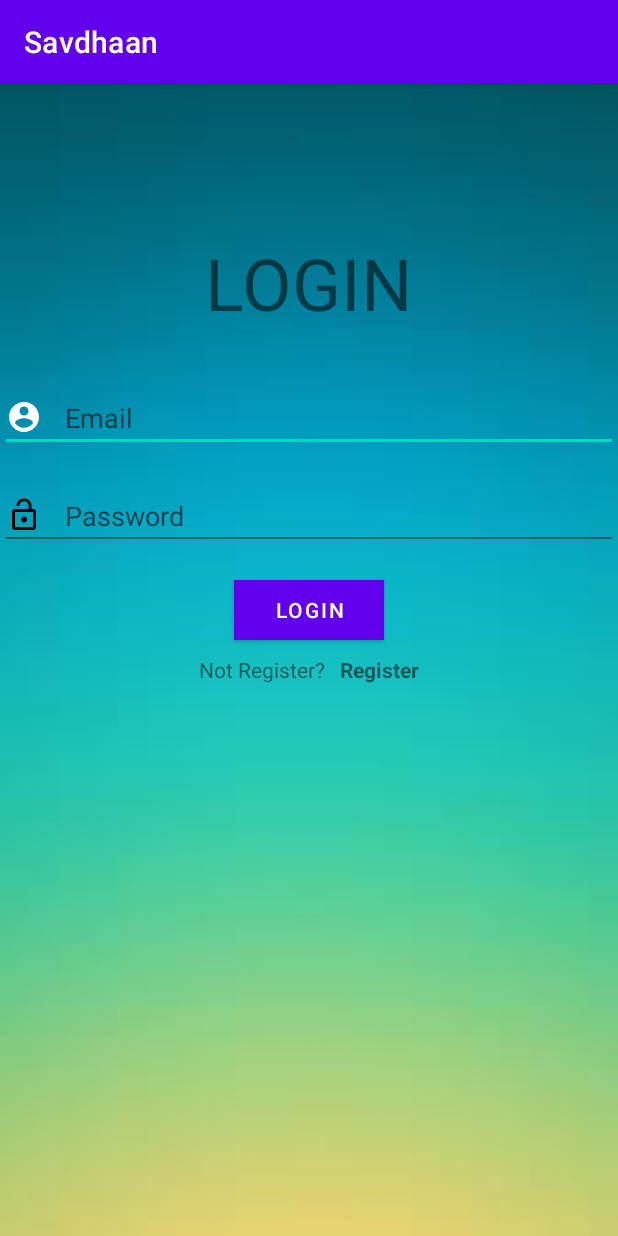
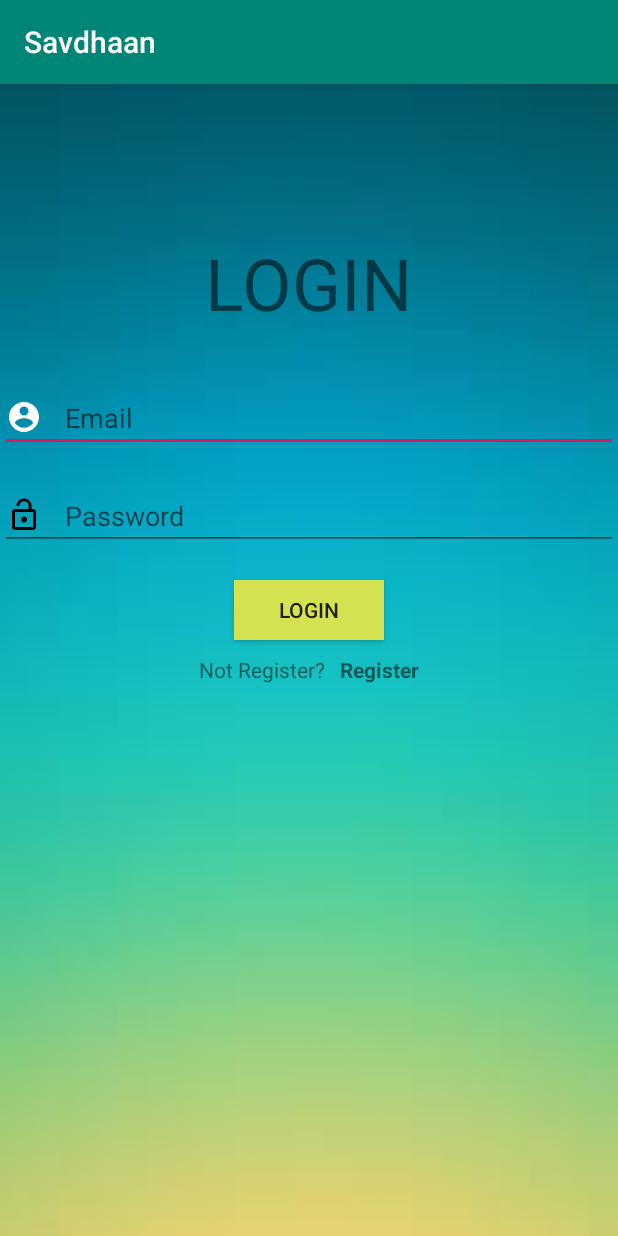
Before and after one commit to keshavjain235/Savdhaan, an Android app: the screen it shows after launch (LoginActivity), after a tap on "Login", on a phone screen of 412 x 824 dp. Run offline under Robolectric (Android 15) with nearby library versions, the phone set to English and light mode, and no system bars; our stand-ins replace Firebase (no records; nobody signed in at launch, a user with empty details on screens opened directly); 1 other tap on this screen came first.

Commit message:
minor updates

```diff
--- a/app/src/main/res/values-night/themes.xml
+++ b/app/src/main/res/values-night/themes.xml
@@ -1,16 +1,9 @@
 <resources xmlns:tools="http://schemas.android.com/tools">
     <!-- Base application theme. -->
-    <style name="Theme.Savdhaan" parent="Theme.MaterialComponents.DayNight.DarkActionBar">
-        <!-- Primary brand color. -->
-        <item name="colorPrimary">@color/purple_200</item>
-        <item name="colorPrimaryVariant">@color/purple_700</item>
-        <item name="colorOnPrimary">@color/black</item>
-        <!-- Secondary brand color. -->
-        <item name="colorSecondary">@color/teal_200</item>
-        <item name="colorSecondaryVariant">@color/teal_200</item>
-        <item name="colorOnSecondary">@color/black</item>
-        <!-- Status bar color. -->
-        <item name="android:statusBarColor" tools:targetApi="l">?attr/colorPrimaryVariant</item>
-        <!-- Customize your theme here. -->
+    <style name="Theme.Savdhaan.NoActionBar">
+        <item name="windowActionBar">false</item>
+        <item name="windowNoTitle">true</item>
+        <item name="android:statusBarColor">@android:color/transparent</item>
     </style>
+
 </resources>
--- a/app/src/main/res/values/colors.xml
+++ b/app/src/main/res/values/colors.xml
@@ -1,10 +1,17 @@
 <?xml version="1.0" encoding="utf-8"?>
 <resources>
-    <color name="purple_200">#FFBB86FC</color>
-    <color name="purple_500">#FF6200EE</color>
-    <color name="purple_700">#FF3700B3</color>
-    <color name="teal_200">#FF03DAC5</color>
-    <color name="teal_700">#FF018786</color>
-    <color name="black">#FF000000</color>
-    <color name="white">#FFFFFFFF</color>
+    <color name="colorPrimary">#008577</color>
+    <color name="colorPrimaryDark">#4A47A7</color>
+    <color name="colorAccent">#D81B60</color>
+    <color name="purple">#4A47A7</color>
+    <color name="address">#2f7092</color>
+    <color name="follower">#0d5d98</color>
+    <color name="headings">#3797cf</color>
+    <color name="solidCircle">#80ffffff</color>
+    <color name="circleBorder">#30ffffff</color>
+    <color name="gradEnd">#67efc8</color>
+    <color name="gradStart">#63c9ff</color>
+    <color name="followerbg">#65dce5</color>
+    <color name="followingbg">#49beff</color>
+    <color name="grey">#E5E5E5</color>
 </resources>
--- a/app/src/main/res/values/themes.xml
+++ b/app/src/main/res/values/themes.xml
@@ -1,16 +1,13 @@
 <resources xmlns:tools="http://schemas.android.com/tools">
     <!-- Base application theme. -->
-    <style name="Theme.Savdhaan" parent="Theme.MaterialComponents.DayNight.DarkActionBar">
+    <style name="Theme.Savdhaan" parent="Theme.AppCompat.Light.DarkActionBar">
         <!-- Primary brand color. -->
-        <item name="colorPrimary">@color/purple_500</item>
-        <item name="colorPrimaryVariant">@color/purple_700</item>
-        <item name="colorOnPrimary">@color/white</item>
-        <!-- Secondary brand color. -->
-        <item name="colorSecondary">@color/teal_200</item>
-        <item name="colorSecondaryVariant">@color/teal_700</item>
-        <item name="colorOnSecondary">@color/black</item>
-        <!-- Status bar color. -->
-        <item name="android:statusBarColor" tools:targetApi="l">?attr/colorPrimaryVariant</item>
-        <!-- Customize your theme here. -->
+        <item name="colorPrimary">@color/colorPrimary</item>
+        <item name="colorPrimaryDark">@color/colorPrimaryDark</item>
+        <item name="colorAccent">@color/colorAccent</item>
+    </style>
+    <style name="Theme.Savdhaan.NoActionBar">
+        <item name="windowActionBar">false</item>
+        <item name="windowNoTitle">true</item>
     </style>
 </resources>
```
